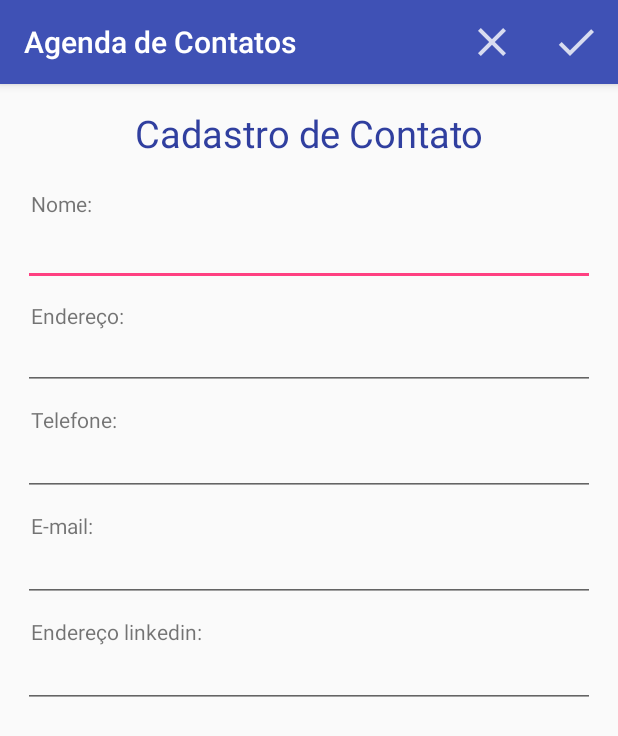
After one commit to washingtonSampaioVieira/SAF1, an Android app: the Cadastro screen opened directly, with no data from a screen before it, on a phone screen of 412 x 824 dp. The commit adds this screen. Shown: the top 736 px of the screen. Run offline under Robolectric (Android 15) with nearby library versions, the phone set to English and light mode, and no system bars.

```diff
--- a/AgendadeContatos/app/src/main/AndroidManifest.xml
+++ b/AgendadeContatos/app/src/main/AndroidManifest.xml
@@ -16,6 +16,7 @@
                 <category android:name="android.intent.category.LAUNCHER" />
             </intent-filter>
         </activity>
+        <activity android:name=".Cadastro"></activity>
     </application>
 
 </manifest>
--- /dev/null
+++ b/AgendadeContatos/app/src/main/java/com/senai/sp/agendadecontatos/Cadastro.java
@@ -0,0 +1,61 @@
+package com.senai.sp.agendadecontatos;
+
+import android.support.v7.app.AppCompatActivity;
+import android.os.Bundle;
+import android.view.Menu;
+import android.view.MenuInflater;
+import android.view.MenuItem;
+import android.view.View;
+import android.widget.Button;
+import android.widget.EditText;
+import android.widget.Toast;
+
+import com.senai.sp.DAO.ContatoDAO;
+import com.senai.sp.helper.ContatoHelper;
+import com.senai.sp.modal.Contato;
+
+public class Cadastro extends AppCompatActivity {
+
+    EditText nome;
+    EditText endereco;
+    EditText telefone;
+    EditText email;
+    EditText linkedin;
+
+
+    @Override
+    protected void onCreate(Bundle savedInstanceState) {
+        super.onCreate(savedInstanceState);
+        setContentView(R.layout.activity_cadastro);
+
+
+    }
+
+    @Override
+    public boolean onOptionsItemSelected(MenuItem item) {
+        switch (item.getItemId()) {
+            case R.id.menu_salvar:
+
+                ContatoHelper helper = new ContatoHelper(this);
+                Contato contato = new Contato();
+                contato = helper.getContato();
+
+                ContatoDAO dao = new ContatoDAO(this);
+                dao.salvar(contato);
+                Toast.makeText(this, "Salvo", Toast.LENGTH_SHORT).show();
+
+
+                break;
+        }
+        finish();
+        return super.onOptionsItemSelected(item);
+    }
+
+    @Override
+    public boolean onCreateOptionsMenu(Menu menu) {
+        MenuInflater menuInflater = getMenuInflater();
+        menuInflater.inflate(R.menu.menu_cadastro, menu);
+
+        return super.onCreateOptionsMenu(menu);
+    }
+}
--- /dev/null
+++ b/AgendadeContatos/app/src/main/res/layout/activity_cadastro.xml
@@ -0,0 +1,96 @@
+<?xml version="1.0" encoding="utf-8"?>
+<LinearLayout xmlns:android="http://schemas.android.com/apk/res/android"
+    xmlns:app="http://schemas.android.com/apk/res-auto"
+    xmlns:tools="http://schemas.android.com/tools"
+    android:layout_width="match_parent"
+    android:layout_height="match_parent"
+    tools:context=".Cadastro"
+    android:orientation="vertical"
+    android:padding="15dp">
+
+    <TextView
+        android:layout_width="match_parent"
+        android:layout_height="wrap_content"
+        android:text="Cadastro de Contato"
+        android:textAlignment="center"
+        android:textSize="25sp"
+        android:fontFamily="sans-serif"
+        android:textColor="@color/colorPrimaryDark"
+        android:layout_marginBottom="20dp"/>
+    <TextView
+        android:layout_width="match_parent"
+        android:layout_height="wrap_content"
+        android:text="Nome:"
+        android:layout_marginLeft="5dp"
+        />
+    <EditText
+        android:id="@+id/edit_nome"
+        android:layout_width="match_parent"
+        android:layout_height="wrap_content"
+        android:textAlignment="textStart"
+        android:inputType="text"/>
+    <TextView
+        android:layout_width="match_parent"
+        android:layout_height="wrap_content"
+        android:text="Endereço:"
+        android:layout_marginTop="10dp"
+        android:layout_marginBottom="-5dp"
+        android:layout_marginLeft="5dp"
+        />
+    <EditText
+        android:id="@+id/edit_endereco"
+        android:layout_width="match_parent"
+        android:layout_height="wrap_content"
+        android:textAlignment="textStart"
+        android:inputType="text"/>
+    <TextView
+        android:layout_width="match_parent"
+        android:layout_height="wrap_content"
+        android:text="Telefone:"
+        android:layout_marginTop="10dp"
+        android:layout_marginBottom="-5dp"
+        android:layout_marginLeft="5dp"
+        />
+    <EditText
+        android:id="@+id/edit_telefone"
+        android:layout_width="match_parent"
+        android:layout_height="wrap_content"
+        android:textAlignment="textStart"
+        android:text=""
+        android:textSize="19sp"
+        android:inputType="phone"/>
+    <TextView
+        android:layout_width="match_parent"
+        android:layout_height="wrap_content"
+        android:text="E-mail:"
+        android:layout_marginTop="10dp"
+        android:layout_marginBottom="-5dp"
+        android:layout_marginLeft="5dp"/>
+    <EditText
+        android:id="@+id/edit_email"
+        android:layout_width="match_parent"
+        android:layout_height="wrap_content"
+        android:textAlignment="textStart"
+        android:text=""
+        android:textSize="19sp"
+        android:inputType="textEmailAddress"/>
+    <TextView
+        android:layout_width="match_parent"
+        android:layout_height="wrap_content"
+        android:text="Endereço linkedin:"
+        android:layout_marginTop="10dp"
+        android:layout_marginBottom="-5dp"
+        android:layout_marginLeft="5dp"/>
+    <EditText
+        android:id="@+id/edit_linkedin"
+        android:layout_width="match_parent"
+        android:layout_height="wrap_content"
+        android:textAlignment="textStart"
+        android:text=""
+        android:textSize="19sp"
+        android:inputType="text"/>
+
+
+
+
+</LinearLayout>
--- /dev/null
+++ b/AgendadeContatos/app/src/main/res/menu/menu_cadastro.xml
@@ -0,0 +1,19 @@
+<?xml version="1.0" encoding="utf-8"?>
+
+<menu xmlns:app="http://schemas.android.com/apk/res-auto"
+    xmlns:android="http://schemas.android.com/apk/res/android">
+
+
+    <item
+        android:id="@+id/menu_del"
+        android:title="Excluir"
+        android:icon="@drawable/ic_cancelar"
+        app:showAsAction="always"/>
+    <item
+        android:id="@+id/menu_salvar"
+        android:title="Salvar"
+        android:icon="@drawable/ic_salvar"
+        app:showAsAction="always"/>
+
+
+</menu>
--- a/AgendadeContatos/app/src/main/res/values/colors.xml
+++ b/AgendadeContatos/app/src/main/res/values/colors.xml
@@ -3,4 +3,6 @@
     <color name="colorPrimary">#3F51B5</color>
     <color name="colorPrimaryDark">#303F9F</color>
     <color name="colorAccent">#FF4081</color>
+    <color name="colorBlack">#000000</color>
+    <color name="colorWhite">#ffffff</color>
 </resources>
--- a/AgendadeContatos/app/src/main/res/values/styles.xml
+++ b/AgendadeContatos/app/src/main/res/values/styles.xml
@@ -1,7 +1,7 @@
 <resources>
 
     <!-- Base application theme. -->
-    <style name="AppTheme" parent="Theme.AppCompat.Light.DarkActionBar">
+    <style name="AppTheme" parent="Base.Theme.AppCompat.Light.DarkActionBar">
         <!-- Customize your theme here. -->
         <item name="colorPrimary">@color/colorPrimary</item>
         <item name="colorPrimaryDark">@color/colorPrimaryDark</item>
```
Also changed, not shown: AgendadeContatos/app/src/main/java/com/senai/sp/DAO/ContatoDAO.java (added, +80 -0 lines), AgendadeContatos/app/src/main/java/com/senai/sp/agendadecontatos/MainActivity.java (+41 -0 lines), AgendadeContatos/app/src/main/java/com/senai/sp/helper/ContatoHelper.java (added, +42 -0 lines), AgendadeContatos/app/src/main/java/com/senai/sp/modal/Contato.java (added, +58 -0 lines), AgendadeContatos/app/src/main/res/drawable/btn_novo.xml (added, +7 -0 lines), AgendadeContatos/app/src/main/res/layout/activity_main.xml (+20 -10 lines), AgendadeContatos/app/src/main/res/drawable-hdpi/ic_cancelar.png (added), AgendadeContatos/app/src/main/res/drawable-hdpi/ic_salvar.png (added), AgendadeContatos/app/src/main/res/drawable-mdpi/ic_cancelar.png (added), AgendadeContatos/app/src/main/res/drawable-mdpi/ic_salvar.png (added), AgendadeContatos/app/src/main/res/drawable-xhdpi/ic_cancelar.png (added), AgendadeContatos/app/src/main/res/drawable-xhdpi/ic_salvar.png (added), AgendadeContatos/app/src/main/res/drawable-xxhdpi/ic_cancelar.png (added), AgendadeContatos/app/src/main/res/drawable-xxhdpi/ic_salvar.png (added).
